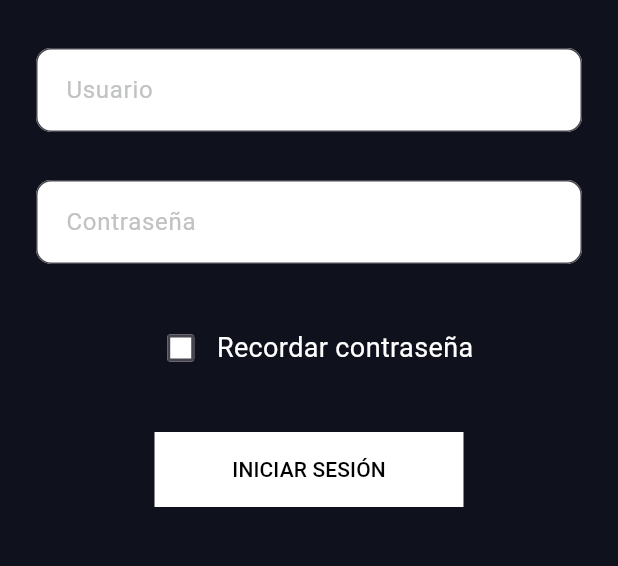
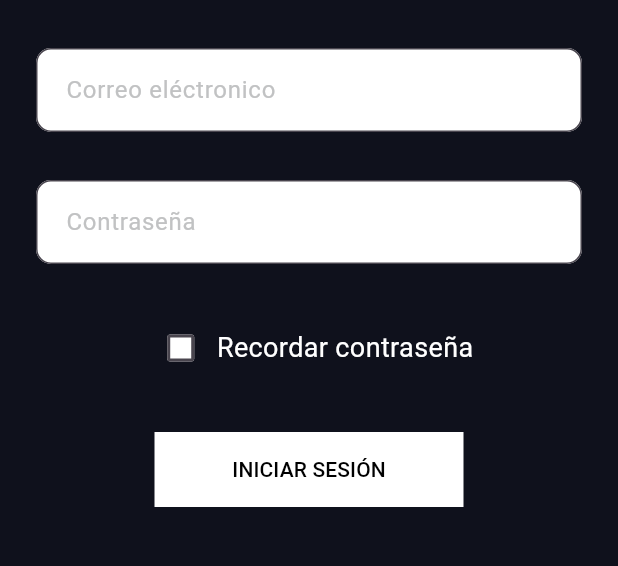
Before and after one commit to ScrobeZ/gin, a Flutter app: the screen it shows after launch, on a phone screen of 412 x 824 dp, the part 261-827 px from its top. Run offline on Flutter 3.47's test engine with Material 3 defaults, Android fonts, the phone set to English and light mode, and no system bars; our stand-ins replace dio, firebase_auth, firebase_core, go_router; accounts and stored records are empty.

Commit message:
Se implemento inicio de sesión correctamente

```diff
--- a/lib/config/helpers/text_helpers.dart
+++ b/lib/config/helpers/text_helpers.dart
@@ -1,5 +1,3 @@
-import 'package:flutter/material.dart';
-
 mixin TextHelpers {
   bool areEmpty(List<String> list) {
     for (var controller in list) {
--- a/lib/views/login/login_view.dart
+++ b/lib/views/login/login_view.dart
@@ -1,11 +1,13 @@
+import 'package:firebase_auth/firebase_auth.dart';
 import 'package:flutter/material.dart';
 import 'package:gin/constants/colors.dart';
 import 'package:gin/constants/gaps.dart';
 import 'package:gin/views/login/login_view_model.dart';
+import 'package:gin/views/widgets/custom_snackbar.dart';
 import 'package:gin/views/widgets/custom_text_button.dart';
 import 'package:gin/views/widgets/custom_text_form_field.dart';
 
-class LoginView extends StatefulWidget {
+class LoginView extends StatefulWidget with CustomSnackbar {
   const LoginView({super.key});
 
   @override
@@ -13,6 +15,9 @@ class LoginView extends StatefulWidget {
 }
 
 class _LoginViewState extends State<LoginView> {
+  final TextEditingController _emailController = TextEditingController();
+  final TextEditingController _passwordController = TextEditingController();
+  final _formKey = GlobalKey<FormState>();
   final LoginViewModel model = LoginViewModel();
   @override
   Widget build(BuildContext context) {
@@ -43,12 +48,22 @@ class _LoginViewState extends State<LoginView> {
           ),
         ),
         verticalBigGap,
-        const CustomTextFormField(
-          hintText: 'Usuario',
-        ),
-        verticalBigGap,
-        const CustomTextFormField(
-          hintText: 'Contraseña',
+        Form(
+          key: _formKey,
+          child: Column(
+            children: [
+              CustomTextFormField(
+                controller: _emailController,
+                hintText: 'Correo eléctronico',
+              ),
+              verticalBigGap,
+              CustomTextFormField(
+                controller: _passwordController,
+                isPassword: true,
+                hintText: 'Contraseña',
+              ),
+            ],
+          ),
         ),
         verticalBigGap,
         Row(
@@ -83,8 +98,26 @@ class _LoginViewState extends State<LoginView> {
         verticalBigGap,
         CustomTextButton(
           text: 'INICIAR SESIÓN',
-          onPressed: () {
-            model.navigateToHome(context);
+          onPressed: () async {
+            if (_formKey.currentState!.validate()) {
+              await model
+                  .signIn(_emailController.text, _passwordController.text)
+                  .then(
+                (value) {
+                  if (value is UserCredential) {
+                    model.navigateToHome(context);
+                  } else {
+                    return widget.toShowSnackBarCustom(
+                      context,
+                      color: Colors.red,
+                      snackBarContent: Center(
+                        child: Text('$value'),
+                      ),
+                    );
+                  }
+                },
+              );
+            }
           },
         ),
         verticalBigGap,
--- a/lib/views/login/login_view_model.dart
+++ b/lib/views/login/login_view_model.dart
@@ -1,9 +1,26 @@
 import 'package:flutter/material.dart';
 import 'package:gin/constants/strings.dart';
+import 'package:gin/services/auth_services.dart';
 import 'package:go_router/go_router.dart';
 
 class LoginViewModel {
+  final FirebaseAuthService _auth = FirebaseAuthService();
   bool rememberPassword = false;
+
+  Future<dynamic> signIn(String email, String password) async {
+    var result = await _auth.signInEmailPassword(email, password);
+
+    if (email.isEmpty) {
+      return 'Ingresa el correo eléctronico';
+    }
+
+    if (password.isEmpty) {
+      return 'Ingresa la contraseña';
+    }
+
+    return result;
+  }
+
   rememberPasswordChanged() {
     rememberPassword = !rememberPassword;
   }
```
Also changed, not shown: lib/services/auth_services.dart (+4 -5 lines).
